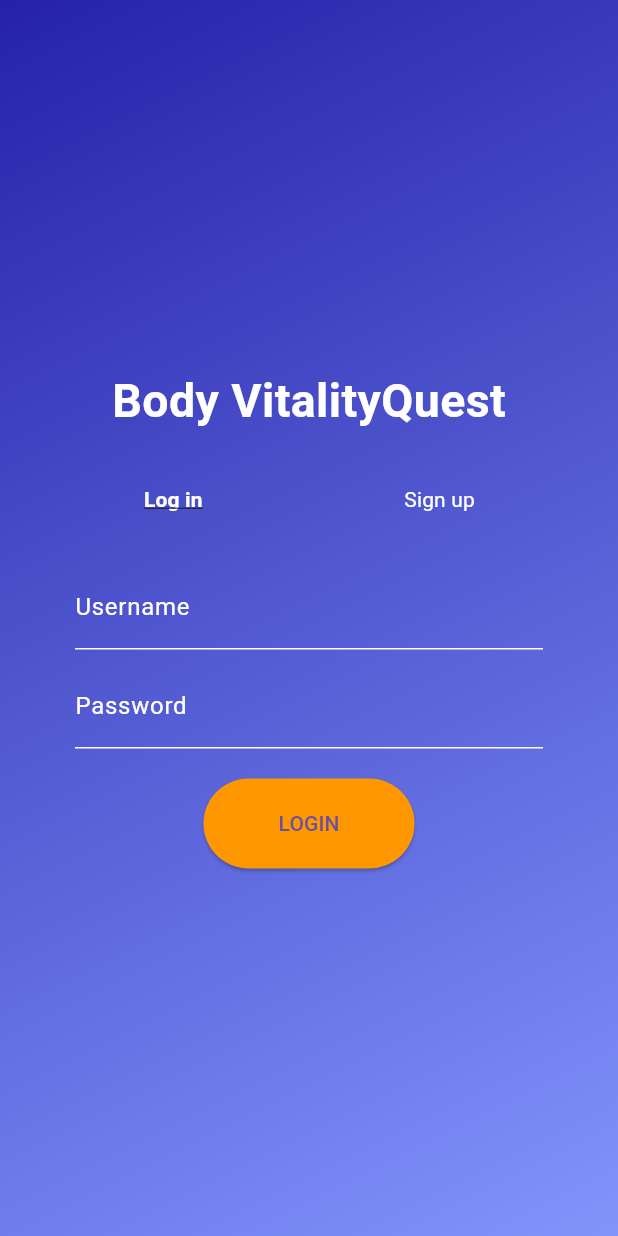
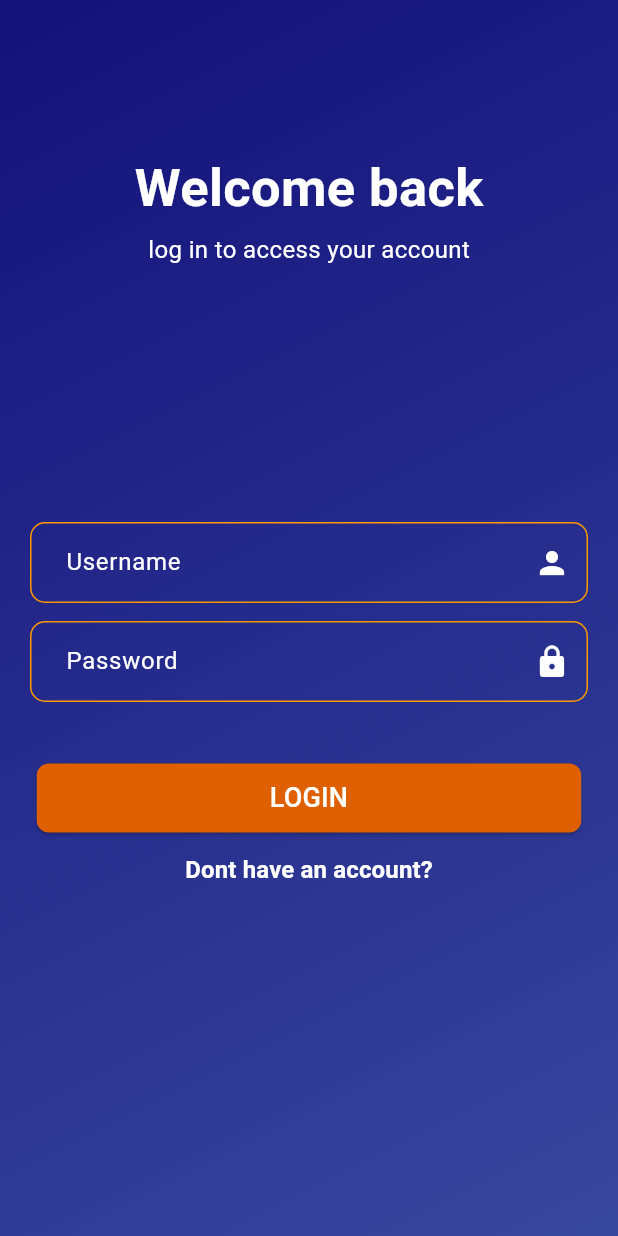
Before and after one commit to SarahCalinagan/cc206-bmi_tracker, a Flutter app: the screen it shows after launch, on a phone screen of 412 x 824 dp. Run offline on Flutter 3.47's test engine with Material 3 defaults, Android fonts, the phone set to English and light mode, and no system bars; our stand-ins replace sqflite; accounts and stored records are empty.

Commit message:
modify login and added DB

```diff
--- a/lib/features/log_in.dart
+++ b/lib/features/log_in.dart
@@ -3,6 +3,7 @@
 import 'package:flutter/material.dart';
 import 'package:cc206_bmi_tracker/features/sign_up.dart';
 import 'package:cc206_bmi_tracker/features/calculator.dart';
+import 'package:cc206_bmi_tracker/database_helper.dart';
 
 class LoginPage extends StatefulWidget {
   @override
@@ -10,6 +11,8 @@ class LoginPage extends StatefulWidget {
 }
 
 class _LoginPageState extends State<LoginPage> {
+  final TextEditingController usernameController = TextEditingController();
+  final TextEditingController passwordController = TextEditingController();
   void _navigateToSignUpPage(BuildContext context) {
     Navigator.push(
       context,
@@ -17,14 +20,111 @@ class _LoginPageState extends State<LoginPage> {
     );
   }
 
-  void _navigateToCalculatorPage(BuildContext context) {
+  void _navigateToCalculatorPage(BuildContext context, int userId) {
     Navigator.push(
       context,
-      MaterialPageRoute(builder: (context) => CalculatorPage()),
+      MaterialPageRoute(
+        builder: (context) => MyHomePage(userId: userId),
+      ),
     );
   }
 
-  final TextEditingController usernameController = TextEditingController();
+  void _readDatabase(BuildContext context) async {
+    await DatabaseHelper.instance.readDatabase();
+  }
+
+  void _showSuccessDialog(BuildContext context) {
+    showDialog(
+      context: context,
+      builder: (BuildContext context) {
+        return StatefulBuilder(
+          builder: (context, setState) {
+            // State to control the opacity of the dialog
+            double opacity = 0.0;
+
+            // Function to animate the dialog
+            void animateDialog() {
+              setState(() {
+                opacity = 1.0;
+              });
+
+              Future.delayed(Duration(seconds: 4), () {
+                Navigator.of(context).pop(); // Close the dialog after 2 seconds
+              });
+            }
+
+            // Trigger the animation when the dialog is first built
+            animateDialog();
+
+            return Center(
+              child: AnimatedContainer(
+                duration: Duration(seconds: 2),
+                curve: Curves.easeInOut,
+                decoration: BoxDecoration(
+                  borderRadius: BorderRadius.circular(10),
+                  color: Colors.white,
+                ),
+                margin: EdgeInsets.all(20),
+                padding: EdgeInsets.all(40),
+                child: Opacity(
+                  opacity: opacity,
+                  child: Column(
+                    mainAxisSize: MainAxisSize.min,
+                    children: [
+                      Icon(
+                        Icons.check_circle,
+                        color: Colors.green,
+                        size: 50,
+                      ),
+                      SizedBox(height: 15),
+                      Text(
+                        'Login Successful!',
+                        style: TextStyle(
+                          fontSize: 18,
+                          fontWeight: FontWeight.bold,
+                        ),
+                      ),
+                    ],
+                  ),
+                ),
+              ),
+            );
+          },
+        );
+      },
+    );
+  }
+
+  void _attemptLogin(BuildContext context) async {
+    String username = usernameController.text;
+    String password = passwordController.text;
+
+    Map<String, dynamic>? user =
+        await DatabaseHelper.instance.queryUser(username, password);
+
+    if (user != null) {
+      _navigateToCalculatorPage(context, user['_id']);
+      _showSuccessDialog(context);
+    } else {
+      showDialog(
+        context: context,
+        builder: (BuildContext context) {
+          return AlertDialog(
+            title: Text("Error"),
+            content: Text("Invalid username or password."),
+            actions: [
+              TextButton(
+                onPressed: () {
+                  Navigator.of(context).pop();
+                },
+                child: Text("OK"),
+              ),
+            ],
+          );
+        },
+      );
+    }
+  }
 
   @override
   Widget build(BuildContext context) {
@@ -36,97 +136,134 @@ class _LoginPageState extends State<LoginPage> {
             begin: Alignment.topLeft,
             end: Alignment.bottomRight,
             colors: [
-              Color.fromARGB(255, 37, 34, 169),
-              Color.fromARGB(255, 130, 148, 252)
+              Color.fromARGB(255, 19, 17, 122),
+              Color.fromARGB(255, 56, 71, 158),
             ],
           ),
         ),
-        child: Center(
+        child: ListView(
+          children: [
+            Center(
               child: Padding(
-            padding: const EdgeInsets.all(50.0),
+                padding: const EdgeInsets.all(20.0),
                 child: Column(
-              mainAxisAlignment: MainAxisAlignment.center,
+                  crossAxisAlignment: CrossAxisAlignment.center,
+                  mainAxisAlignment: MainAxisAlignment.start,
                   children: <Widget>[
-                Padding(
-                  padding: const EdgeInsets.only(bottom: 20.0),
-                  child: Text(
-                    'Body VitalityQuest',
+                    SizedBox(height: 80),
+                    Text(
+                      'Welcome back',
                       style: TextStyle(
-                      fontSize: 31,
+                        fontSize: 35,
                         fontWeight: FontWeight.bold,
                         color: Colors.white,
                       ),
                     ),
+                    SizedBox(height: 5),
+                    Text(
+                      'log in to access your account',
+                      style: TextStyle(
+                        fontSize: 16,
+                        fontWeight: FontWeight.normal,
+                        color: Colors.white,
                       ),
-                Row(
-                  mainAxisAlignment: MainAxisAlignment.center,
-                  children: <Widget>[
-                    TextButton(
-                      onPressed: () {},
-                      child: Text(
-                        'Log in',
-                        style: TextStyle(
-                          decoration: TextDecoration.underline,
-                          fontWeight: FontWeight.bold,
+                    ),
+                    SizedBox(height: 170),
+                    TextField(
+                      controller: usernameController,
+                      style: TextStyle(color: Colors.white),
+                      decoration: InputDecoration(
+                        filled: true,
+                        fillColor: Colors.transparent,
+                        labelText: 'Username',
+                        labelStyle: TextStyle(color: Colors.white),
+                        enabledBorder: OutlineInputBorder(
+                          borderSide: BorderSide(
+                            color: Colors.orange,
+                          ),
+                          borderRadius: BorderRadius.circular(10.0),
+                        ),
+                        focusedBorder: OutlineInputBorder(
+                          borderSide: BorderSide(color: Colors.orange),
+                          borderRadius: BorderRadius.circular(10.0),
+                        ),
+                        contentPadding:
+                            EdgeInsets.symmetric(vertical: 15, horizontal: 20),
+                        suffixIcon: Icon(
+                          Icons.person,
                           color: Colors.white,
                         ),
                       ),
                     ),
-                    SizedBox(width: 110),
+                    SizedBox(height: 12),
+                    TextField(
+                      controller: passwordController,
+                      style: TextStyle(color: Colors.white),
+                      obscureText: true,
+                      decoration: InputDecoration(
+                        filled: true,
+                        fillColor: Colors.transparent,
+                        labelText: 'Password',
+                        labelStyle: TextStyle(color: Colors.white),
+                        enabledBorder: OutlineInputBorder(
+                          borderSide: BorderSide(color: Colors.orange),
+                          borderRadius: BorderRadius.circular(10.0),
+                        ),
+                        focusedBorder: OutlineInputBorder(
+                          borderSide: BorderSide(color: Colors.orange),
+                          borderRadius: BorderRadius.circular(10.0),
+                        ),
+                        contentPadding:
+                            EdgeInsets.symmetric(vertical: 15, horizontal: 20),
+                        suffixIcon: Icon(
+                          Icons.lock,
+                          color: Colors.white,
+                        ),
+                      ),
+                    ),
+                    SizedBox(height: 40),
+                    ElevatedButton(
+                      onPressed: () {
+                        _attemptLogin(context);
+                      },
+                      child: Container(
+                        width: 275,
+                        margin:
+                            EdgeInsets.symmetric(horizontal: 20, vertical: 10),
+                        child: Text(
+                          'LOGIN',
+                          style: TextStyle(fontSize: 18, color: Colors.white),
+                          textAlign: TextAlign.center,
+                        ),
+                      ),
+                      style: ElevatedButton.styleFrom(
+                        primary: Color.fromARGB(255, 222, 96, 0),
+                        shape: RoundedRectangleBorder(
+                          borderRadius: BorderRadius.circular(
+                              8.0), // Adjust the radius as needed
+                        ),
+                      ),
+                    ),
                     TextButton(
                       onPressed: () {
                         _navigateToSignUpPage(context);
                       },
                       child: Text(
-                        'Sign up',
+                        'Dont have an account?',
                         style: TextStyle(
-                          fontWeight: FontWeight.normal,
+                          fontSize: 16,
+                          fontWeight: FontWeight.bold,
                           color: Colors.white,
                         ),
                       ),
                     ),
                   ],
                 ),
-                SizedBox(height: 20),
-                TextField(
-                  controller: usernameController,
-                  style: TextStyle(color: Colors.white),
-                  decoration: InputDecoration(
-                    labelText: 'Username',
-                    labelStyle: TextStyle(color: Colors.white),
-                    enabledBorder: UnderlineInputBorder(
-                      borderSide: BorderSide(color: Colors.white),
-                    ),
-                  ),
-                ),
-                SizedBox(height: 10),
-                TextField(
-                  style:
-                      TextStyle(color: Colors.white), // Set text color to white
-                  obscureText: true,
-                  decoration: InputDecoration(
-                    labelText: 'Password',
-                    labelStyle: TextStyle(color: Colors.white),
-                    enabledBorder: UnderlineInputBorder(
-                        borderSide: BorderSide(color: Colors.white)),
-                  ),
-                ),
-                SizedBox(height: 20),
-                ElevatedButton(
-                  onPressed: () {
-                    _navigateToCalculatorPage(context);
-                  },
-                  child: Text('LOGIN'),
-                  style: ElevatedButton.styleFrom(
-                    primary: Colors.orange,
-                    padding: EdgeInsets.symmetric(horizontal: 50, vertical: 20),
               ),
             ),
           ],
         ),
       ),
-        ),
-      ),
     );
   }
 }
```
Also changed, not shown: lib/database_helper.dart (added, +220 -0 lines), pubspec.lock. Lines whose indentation alone changed are shown as unchanged.
